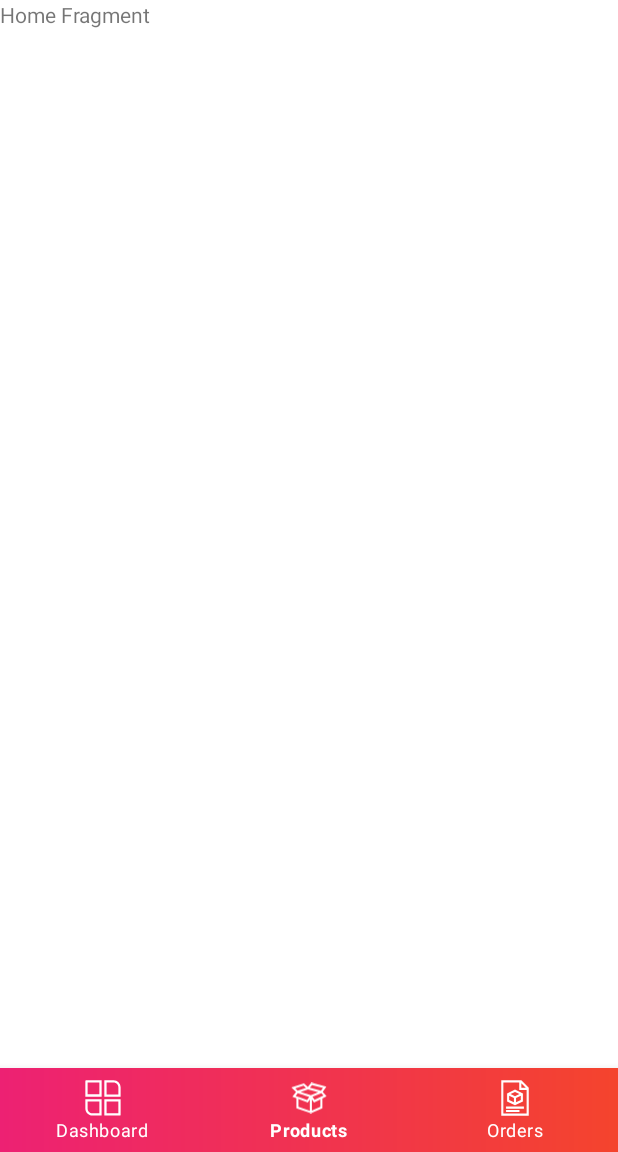
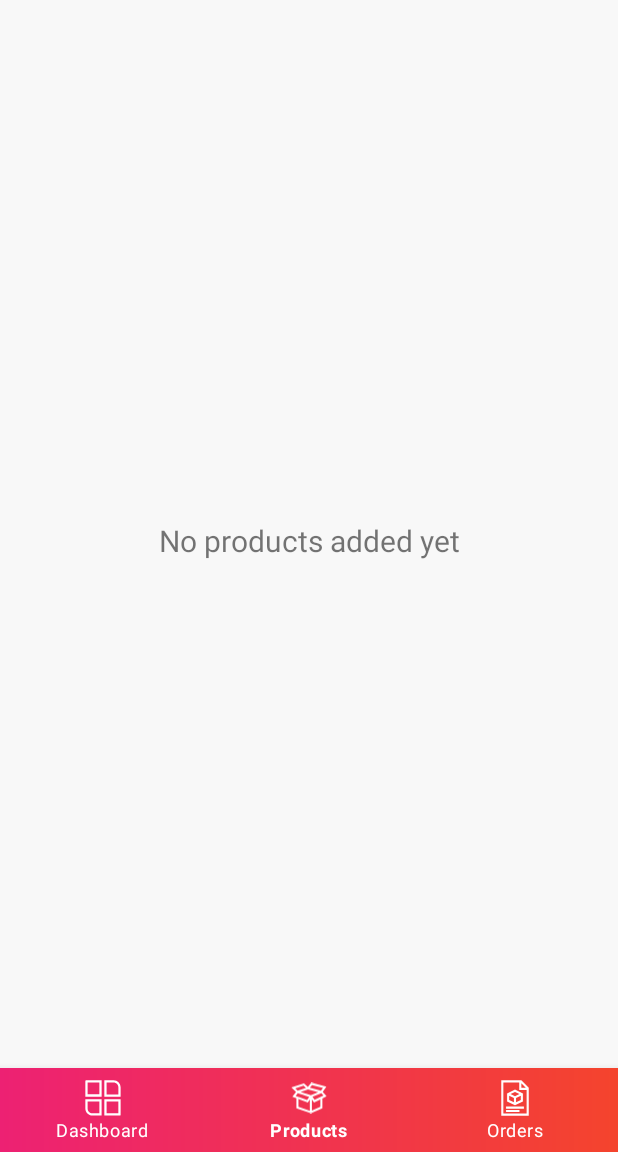
Before and after one commit to bernardkaminskiBK/MyShopPal, an Android app: the ProductsFragment screen opened through its navigation route, on a phone screen of 412 x 824 dp, the part 84-1236 px from its top. Run offline under Robolectric (Android 15) with nearby library versions, the phone set to English and light mode, and no system bars; our stand-ins replace navigation-ui; Roboto replaces fonts that are not available here.

Commit message:
Preparing ProductsFragment + added base fragment

```diff
--- /dev/null
+++ b/app/src/main/java/com/android10_kotlin/myshoppal/ui/fragments/BaseFragment.kt
@@ -0,0 +1,26 @@
+package com.android10_kotlin.myshoppal.ui.fragments
+
+import android.app.Dialog
+import androidx.fragment.app.Fragment
+import com.android10_kotlin.myshoppal.databinding.DialogProgressBinding
+
+open class BaseFragment : Fragment() {
+
+    private lateinit var mProgressDialog: Dialog
+
+    fun showProgressDialog(text: String) {
+        mProgressDialog = Dialog(requireActivity())
+        val dialogProgressBinding = DialogProgressBinding.inflate(layoutInflater)
+        mProgressDialog.setContentView(dialogProgressBinding.root)
+        dialogProgressBinding.tvProgressText.text = text
+
+        mProgressDialog.setCancelable(false)
+        mProgressDialog.setCanceledOnTouchOutside(false)
+        mProgressDialog.show()
+    }
+
+    fun hideProgressDialog() {
+        mProgressDialog.dismiss()
+    }
+
+}
--- a/app/src/main/java/com/android10_kotlin/myshoppal/ui/fragments/notifications/OrdersFragment.kt
+++ b/app/src/main/java/com/android10_kotlin/myshoppal/ui/fragments/orders/OrdersFragment.kt
@@ -1,4 +1,4 @@
-package com.android10_kotlin.myshoppal.ui.fragments.notifications
+package com.android10_kotlin.myshoppal.ui.fragments.orders
 
 import android.os.Bundle
 import androidx.fragment.app.Fragment
--- a/app/src/main/java/com/android10_kotlin/myshoppal/ui/fragments/home/ProductsFragment.kt
+++ b/app/src/main/java/com/android10_kotlin/myshoppal/ui/fragments/products/ProductsFragment.kt
@@ -1,15 +1,15 @@
-package com.android10_kotlin.myshoppal.ui.fragments.home
+package com.android10_kotlin.myshoppal.ui.fragments.products
 
 import android.content.Intent
 import android.os.Bundle
 import android.view.*
-import androidx.fragment.app.Fragment
 import com.android10_kotlin.myshoppal.R
 import com.android10_kotlin.myshoppal.databinding.FragmentProductsBinding
 import com.android10_kotlin.myshoppal.ui.activities.AddProductActivity
 import com.android10_kotlin.myshoppal.ui.activities.DashboardActivity
+import com.android10_kotlin.myshoppal.ui.fragments.BaseFragment
 
-class ProductsFragment : Fragment() {
+class ProductsFragment : BaseFragment() {
 
     private lateinit var mBinding: FragmentProductsBinding
 
--- a/app/src/main/res/layout/fragment_orders.xml
+++ b/app/src/main/res/layout/fragment_orders.xml
@@ -3,7 +3,7 @@
     xmlns:tools="http://schemas.android.com/tools"
     android:layout_width="match_parent"
     android:layout_height="match_parent"
-    tools:context=".ui.fragments.notifications.OrdersFragment">
+    tools:context=".ui.fragments.orders.OrdersFragment">
 
     <TextView
         android:layout_width="match_parent"
--- a/app/src/main/res/layout/fragment_products.xml
+++ b/app/src/main/res/layout/fragment_products.xml
@@ -1,13 +1,34 @@
 <?xml version="1.0" encoding="utf-8"?>
-<FrameLayout xmlns:android="http://schemas.android.com/apk/res/android"
+<androidx.constraintlayout.widget.ConstraintLayout xmlns:android="http://schemas.android.com/apk/res/android"
+    xmlns:app="http://schemas.android.com/apk/res-auto"
     xmlns:tools="http://schemas.android.com/tools"
     android:layout_width="match_parent"
     android:layout_height="match_parent"
-    tools:context=".ui.fragments.home.ProductsFragment">
+    android:background="@color/colorOffWhite"
+    tools:context=".ui.fragments.products.ProductsFragment">
+
+    <androidx.recyclerview.widget.RecyclerView
+        android:id="@+id/rv_my_product_items"
+        android:layout_width="match_parent"
+        android:layout_height="match_parent"
+        android:visibility="gone"
+        app:layout_constraintBottom_toBottomOf="parent"
+        app:layout_constraintEnd_toEndOf="parent"
+        app:layout_constraintStart_toStartOf="parent"
+        app:layout_constraintTop_toTopOf="parent" />
 
     <TextView
+        android:id="@+id/tv_no_products_found"
         android:layout_width="match_parent"
-        android:layout_height="match_parent"
-        android:text="Home Fragment" />
-
-</FrameLayout>
+        android:layout_height="wrap_content"
+        android:layout_marginStart="8dp"
+        android:layout_marginTop="8dp"
+        android:layout_marginEnd="8dp"
+        android:text="@string/no_products_added_yet"
+        android:textAlignment="center"
+        android:textSize="@dimen/no_data_found_textSize"
+        app:layout_constraintBottom_toBottomOf="parent"
+        app:layout_constraintEnd_toEndOf="parent"
+        app:layout_constraintStart_toStartOf="parent"
+        app:layout_constraintTop_toTopOf="parent" />
+</androidx.constraintlayout.widget.ConstraintLayout>
--- a/app/src/main/res/navigation/mobile_navigation.xml
+++ b/app/src/main/res/navigation/mobile_navigation.xml
@@ -7,7 +7,7 @@
 
     <fragment
         android:id="@+id/navigation_products"
-        android:name="com.android10_kotlin.myshoppal.ui.fragments.home.ProductsFragment"
+        android:name="com.android10_kotlin.myshoppal.ui.fragments.products.ProductsFragment"
         android:label="@string/products_title"
         tools:layout="@layout/fragment_products" />
 
@@ -19,7 +19,7 @@
 
     <fragment
         android:id="@+id/navigation_orders"
-        android:name="com.android10_kotlin.myshoppal.ui.fragments.notifications.OrdersFragment"
+        android:name="com.android10_kotlin.myshoppal.ui.fragments.orders.OrdersFragment"
         android:label="@string/orders_title"
         tools:layout="@layout/fragment_orders" />
 
--- a/app/src/main/res/values/colors.xml
+++ b/app/src/main/res/values/colors.xml
@@ -30,4 +30,5 @@
     <color name="colorDarkGrey">#878787</color>
     <color name="add_product_placeholder_color">#E1E1E1</color>
     <color name="edit_text_color_hint">#E1E1E1</color>
+    <color name="colorOffWhite">#F8F8F8</color>
 </resources>
--- a/app/src/main/res/values/dimens.xml
+++ b/app/src/main/res/values/dimens.xml
@@ -56,4 +56,5 @@
     <dimen name="settings_lbl_addresses_textSize">18sp</dimen>
     <dimen name="settings_button_marginStartEnd">50dp</dimen>
     <dimen name="settings_button_marginTopBottom">16dp</dimen>
+    <dimen name="no_data_found_textSize">20sp</dimen>
 </resources>
--- a/app/src/main/res/values/strings.xml
+++ b/app/src/main/res/values/strings.xml
@@ -71,5 +71,6 @@
     <string name="err_msg_enter_product_price">Please enter product price.</string>
     <string name="err_msg_enter_product_description">Please enter product description.</string>
     <string name="err_msg_enter_product_quantity">Please enter product quantity.</string>
+    <string name="no_products_added_yet">No products added yet</string>
 
 </resources>
```
